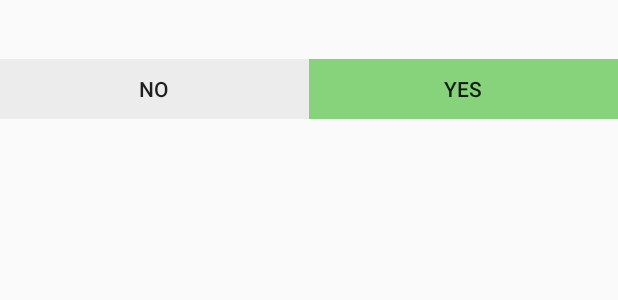
After one commit to soniclavier/android, an Android app: the layout cancel_booking.xml on its own in the app's theme, with its tools: preview values and no code run, on a phone screen of 412 x 824 dp. The commit adds this screen. Shown: the top 300 px of the screen. Run offline under Robolectric (Android 15) with nearby library versions, the phone set to English and light mode, and no system bars; network calls fail.

Commit message:
color change table

```diff
--- a/hilltop/src/main/res/layout/activity_booking_status.xml
+++ b/hilltop/src/main/res/layout/activity_booking_status.xml
@@ -26,11 +26,11 @@
         android:layout_height="wrap_content"
         android:text="Refresh"
         android:id="@+id/refresh"
-        android:layout_alignParentRight="true"
-        android:layout_alignParentEnd="true"
         android:layout_alignParentBottom="true"
         android:layout_alignParentLeft="true"
         android:onClick="refresh"
-        android:layout_alignParentStart="true" />
+        android:layout_alignParentStart="true"
+        android:layout_alignRight="@+id/statusTableLayout"
+        android:layout_alignEnd="@+id/statusTableLayout" />
 
 </RelativeLayout>
--- a/hilltop/src/main/res/layout/bookingresult.xml
+++ b/hilltop/src/main/res/layout/bookingresult.xml
@@ -30,5 +30,7 @@
         android:layout_weight="0.50"
         android:background="@color/gossipGreen"
         android:text="Ok"/>
+
+
     </LinearLayout>
 </RelativeLayout>
--- /dev/null
+++ b/hilltop/src/main/res/layout/cancel_booking.xml
@@ -0,0 +1,38 @@
+<?xml version="1.0" encoding="utf-8"?>
+<RelativeLayout
+    xmlns:android="http://schemas.android.com/apk/res/android"
+    android:layout_width="match_parent"
+    android:layout_height="wrap_content">
+
+    <TextView
+        android:id="@+id/dialog_info"
+        android:layout_width="match_parent"
+        android:layout_height="wrap_content"
+        android:padding="10dp" />
+
+
+    <LinearLayout
+        android:layout_width="match_parent"
+        android:layout_height="40dp"
+        android:layout_below="@id/dialog_info">
+
+
+        <Button
+            android:id="@+id/dialog_no"
+            android:layout_width="0dp"
+            android:layout_height="match_parent"
+            android:layout_weight="0.50"
+            android:background="@color/smokeGrey"
+            android:text="No"/>
+
+        <Button
+            android:id="@+id/dialog_yes"
+            android:layout_width="0dp"
+            android:layout_height="match_parent"
+            android:layout_weight="0.50"
+            android:background="@color/gossipGreen"
+            android:text="Yes"/>
+
+
+    </LinearLayout>
+</RelativeLayout>
```
Also changed, not shown: hilltop/src/main/java/com/example/vishnu/hilltop/BookingStatus.java (+61 -2 lines). Lines whose indentation alone changed are shown as unchanged.
